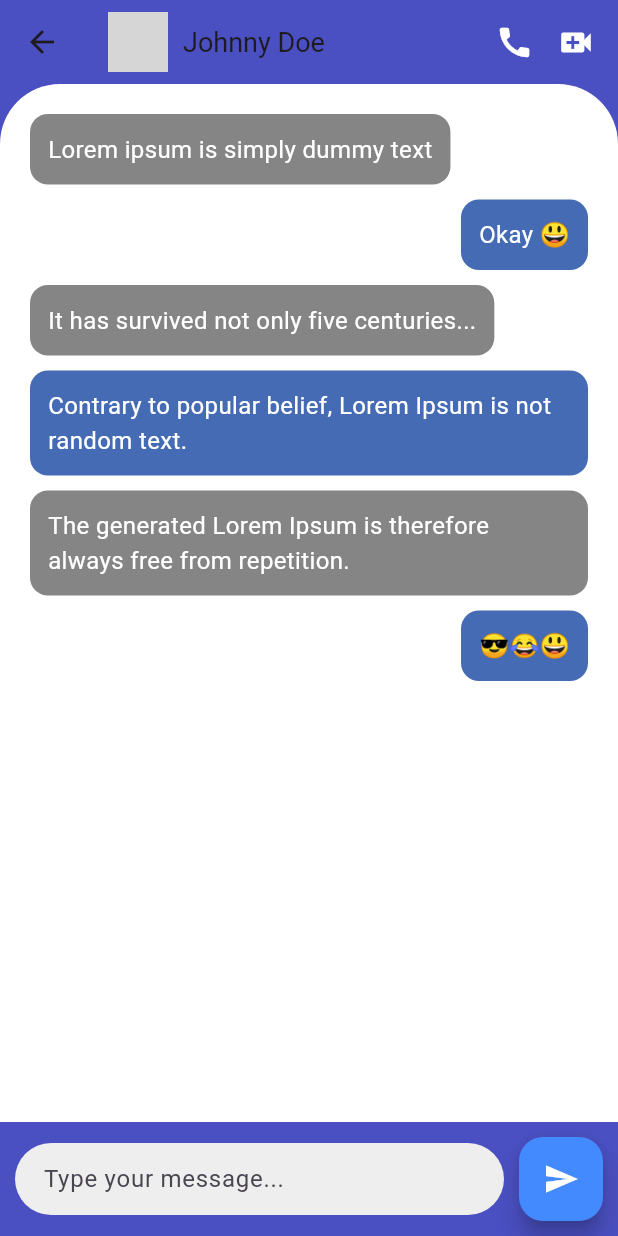
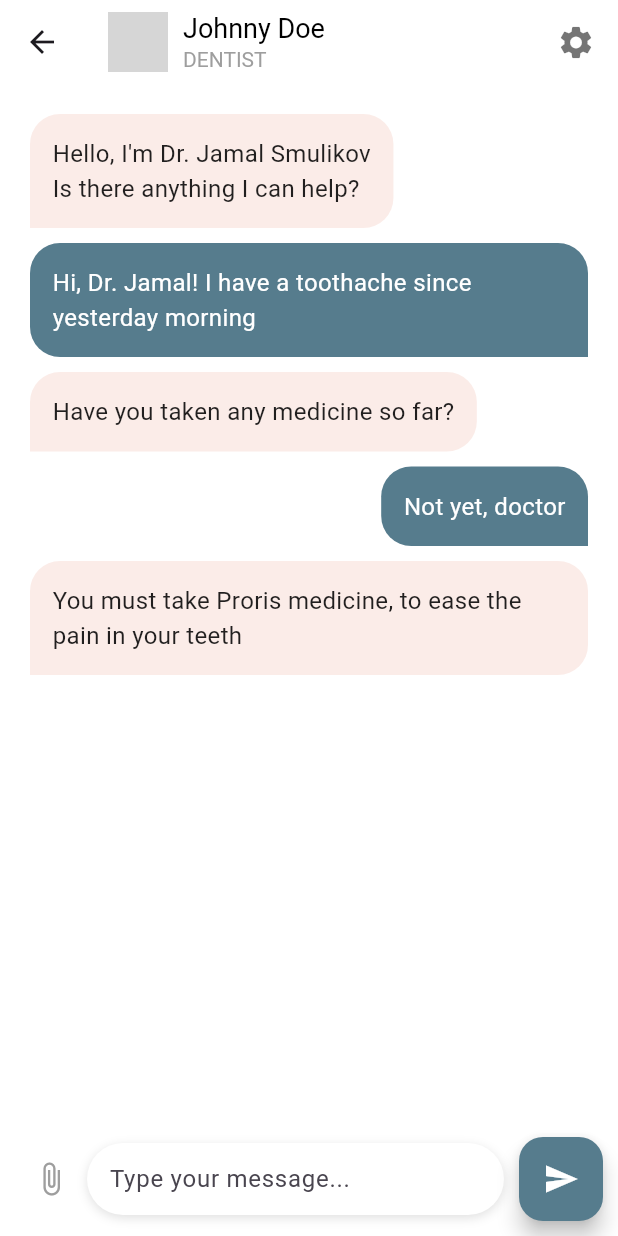
Before and after one commit to MiaadSaif/MuainChatApp, a Flutter app: the ChatsListScreen screen opened directly, after a tap on "Johnny Doe", on a phone screen of 412 x 824 dp. Run offline on Flutter 3.47's test engine with Material 3 defaults, Android fonts, the phone set to English and light mode, and no system bars; our stand-ins replace file_picker; grey boxes are pictures that could not be loaded.

Commit message:
update the UI

```diff
--- a/lib/chat_screen.dart
+++ b/lib/chat_screen.dart
@@ -1,4 +1,5 @@
 import 'package:flutter/material.dart';
+import 'package:file_picker/file_picker.dart';
 
 class ChatScreen extends StatefulWidget {
   final String name;
@@ -12,19 +13,20 @@ class ChatScreen extends StatefulWidget {
 
 class _ChatScreenState extends State<ChatScreen> {
   List<Map<String, String>> messages = [
-    {"text": "Lorem ipsum is simply dummy text", "sender": "other"},
-    {"text": "Okay 😃", "sender": "me"},
-    {"text": "It has survived not only five centuries...", "sender": "other"},
     {
-      "text": "Contrary to popular belief, Lorem Ipsum is not random text.",
+      "text": "Hello, I'm Dr. Jamal Smulikov\nIs there anything I can help?",
+      "sender": "other",
+    },
+    {
+      "text": "Hi, Dr. Jamal! I have a toothache since yesterday morning",
       "sender": "me",
     },
+    {"text": "Have you taken any medicine so far?", "sender": "other"},
+    {"text": "Not yet, doctor", "sender": "me"},
     {
-      "text":
-          "The generated Lorem Ipsum is therefore always free from repetition.",
+      "text": "You must take Proris medicine, to ease the pain in your teeth",
       "sender": "other",
     },
-    {"text": "😎😂😃", "sender": "me"},
   ];
 
   TextEditingController messageController = TextEditingController();
@@ -38,37 +40,78 @@ class _ChatScreenState extends State<ChatScreen> {
     }
   }
 
+  // Method to handle file attachment
+  Future<void> attachFile() async {
+    FilePickerResult? result = await FilePicker.platform.pickFiles();
+
+    if (result != null) {
+      // Handle web platform differently
+      if (result.files.single.bytes != null) {
+        // On web, access bytes property and add a placeholder file name
+        print("File selected: ${result.files.single.name}");
+        setState(() {
+          messages.add({
+            "text": "📎 File attached: ${result.files.single.name}",
+            "sender": "me",
+          });
+        });
+      } else if (result.files.single.path != null) {
+        // Handle non-web platforms (mobile/desktop)
+        String fileName = result.files.single.name;
+        print("File selected: $fileName");
+        setState(() {
+          messages.add({"text": "📎 File attached: $fileName", "sender": "me"});
+        });
+      }
+    } else {
+      print("File selection canceled or failed.");
+    }
+  }
+
   @override
   Widget build(BuildContext context) {
     return Scaffold(
-      backgroundColor: Color(0xFF4A4FC1),
+      backgroundColor: Colors.white,
       appBar: AppBar(
-        backgroundColor: Color(0xFF4A4FC1),
+        backgroundColor: Colors.white,
+        elevation: 0,
         title: Row(
           children: [
-            CircleAvatar(backgroundImage: AssetImage(widget.avatar)),
+            CircleAvatar(
+              backgroundImage: AssetImage(widget.avatar),
+              radius: 20,
+            ),
             SizedBox(width: 10),
-            Text(widget.name, style: TextStyle(fontSize: 18)),
+            Column(
+              crossAxisAlignment: CrossAxisAlignment.start,
+              children: [
+                Text(
+                  widget.name,
+                  style: TextStyle(fontSize: 18, color: Colors.black),
+                ),
+                Text(
+                  "DENTIST",
+                  style: TextStyle(fontSize: 14, color: Colors.grey),
+                ),
+              ],
+            ),
           ],
         ),
         actions: [
-          Icon(Icons.call, size: 26, color: Colors.white),
-          SizedBox(width: 15),
-          Icon(Icons.video_call, size: 26, color: Colors.white),
+          Icon(Icons.settings, size: 26, color: Colors.black54),
           SizedBox(width: 15),
         ],
       ),
       body: Column(
         children: [
-          // Chat Messages
           Expanded(
             child: Container(
               padding: EdgeInsets.symmetric(horizontal: 10, vertical: 15),
               decoration: BoxDecoration(
                 color: Colors.white,
                 borderRadius: BorderRadius.only(
-                  topLeft: Radius.circular(40),
-                  topRight: Radius.circular(40),
+                  topLeft: Radius.circular(30),
+                  topRight: Radius.circular(30),
                 ),
               ),
               child: ListView.builder(
@@ -80,17 +123,27 @@ class _ChatScreenState extends State<ChatScreen> {
                         isMe ? Alignment.centerRight : Alignment.centerLeft,
                     child: Container(
                       margin: EdgeInsets.symmetric(vertical: 5, horizontal: 10),
-                      padding: EdgeInsets.all(12),
+                      padding: EdgeInsets.all(15),
                       decoration: BoxDecoration(
                         color:
                             isMe
-                                ? Color.fromARGB(255, 68, 107, 180)
-                                : const Color.fromARGB(255, 133, 133, 133),
-                        borderRadius: BorderRadius.circular(12),
+                                ? Color(0xFF567C8D)
+                                : Color.fromARGB(255, 251, 236, 232),
+                        borderRadius: BorderRadius.only(
+                          topLeft: Radius.circular(20),
+                          topRight: Radius.circular(20),
+                          bottomLeft:
+                              isMe ? Radius.circular(20) : Radius.circular(0),
+                          bottomRight:
+                              isMe ? Radius.circular(0) : Radius.circular(20),
+                        ),
                       ),
                       child: Text(
                         messages[index]["text"]!,
-                        style: TextStyle(fontSize: 16, color: Colors.white),
+                        style: TextStyle(
+                          fontSize: 16,
+                          color: isMe ? Colors.white : Colors.black87,
+                        ),
                       ),
                     ),
                   );
@@ -98,32 +151,43 @@ class _ChatScreenState extends State<ChatScreen> {
               ),
             ),
           ),
-
-          // Input Field
           Padding(
             padding: const EdgeInsets.all(10.0),
             child: Row(
               children: [
+                IconButton(
+                  icon: Icon(Icons.attach_file),
+                  onPressed: attachFile,
+                  color: Colors.grey,
+                ),
                 Expanded(
-                  child: TextField(
-                    controller: messageController,
-                    decoration: InputDecoration(
-                      hintText: "Type your message...",
-                      filled: true,
-                      fillColor: Colors.grey[200],
-                      border: OutlineInputBorder(
-                        borderRadius: BorderRadius.circular(30),
-                        borderSide: BorderSide.none,
+                  child: Container(
+                    padding: EdgeInsets.symmetric(horizontal: 15),
+                    decoration: BoxDecoration(
+                      color: Colors.white,
+                      borderRadius: BorderRadius.circular(30),
+                      boxShadow: [
+                        BoxShadow(
+                          color: Colors.grey.shade300,
+                          blurRadius: 5,
+                          offset: Offset(0, 2),
+                        ),
+                      ],
+                    ),
+                    child: TextField(
+                      controller: messageController,
+                      decoration: InputDecoration(
+                        hintText: "Type your message...",
+                        border: InputBorder.none,
                       ),
-                      contentPadding: EdgeInsets.symmetric(horizontal: 15),
                     ),
                   ),
                 ),
                 SizedBox(width: 10),
                 FloatingActionButton(
                   onPressed: sendMessage,
+                  backgroundColor: Color(0xFF567C8D),
                   child: Icon(Icons.send, color: Colors.white),
-                  backgroundColor: Colors.blueAccent,
                 ),
               ],
             ),
--- a/lib/chats_list_screen.dart
+++ b/lib/chats_list_screen.dart
@@ -1,8 +1,13 @@
 import 'package:flutter/material.dart';
 import 'chat_screen.dart';
 
-class ChatsListScreen extends StatelessWidget {
-  final List<Map<String, String>> chats = [
+class ChatsListScreen extends StatefulWidget {
+  @override
+  _ChatsListScreenState createState() => _ChatsListScreenState();
+}
+
+class _ChatsListScreenState extends State<ChatsListScreen> {
+  List<Map<String, String>> chats = [
     {
       "name": "Johnny Doe",
       "message": "Lorem ipsum is simply...",
@@ -41,69 +46,151 @@ class ChatsListScreen extends StatelessWidget {
     },
   ];
 
+  List<Map<String, String>> filteredChats = []; // For search results
+  TextEditingController searchController = TextEditingController();
+
+  @override
+  void initState() {
+    super.initState();
+    filteredChats = chats; // Initialize filteredChats with all chats
+  }
+
+  void filterChats(String query) {
+    setState(() {
+      if (query.isEmpty) {
+        filteredChats = chats; // Show all chats if query is empty
+      } else {
+        filteredChats =
+            chats
+                .where(
+                  (chat) =>
+                      chat["name"]!.toLowerCase().contains(query.toLowerCase()),
+                )
+                .toList();
+      }
+    });
+  }
+
   @override
   Widget build(BuildContext context) {
     return Scaffold(
-      backgroundColor: Colors.white,
+      backgroundColor: Color(0xFF567C8D),
+
+      bottomNavigationBar: BottomNavigationBar(
+        backgroundColor: const Color.fromARGB(255, 241, 240, 240),
+        elevation: 5,
+        selectedItemColor: Color(0xFF4169E1),
+        unselectedItemColor: Colors.grey,
+        showSelectedLabels: false,
+        showUnselectedLabels: false,
+        items: const [
+          BottomNavigationBarItem(icon: Icon(Icons.home), label: "Home"),
+          BottomNavigationBarItem(icon: Icon(Icons.message), label: "Messages"),
+          BottomNavigationBarItem(icon: Icon(Icons.person), label: "Profile"),
+        ],
+      ),
       body: Column(
+        crossAxisAlignment: CrossAxisAlignment.start,
         children: [
           Padding(
-            padding: EdgeInsets.only(top: 50, left: 20, right: 20, bottom: 20),
+            padding: EdgeInsets.symmetric(vertical: 40, horizontal: 20),
             child: Row(
-              mainAxisAlignment: MainAxisAlignment.center, // Center content
+              mainAxisAlignment: MainAxisAlignment.spaceBetween,
               children: [
-                Expanded(
-                  child: Center(child: Image.asset("moeen1.png", height: 60)),
+                Column(
+                  crossAxisAlignment: CrossAxisAlignment.start,
+                  children: [
+                    Text(
+                      "Hi, Jared!",
+                      style: TextStyle(
+                        fontSize: 24,
+                        fontWeight: FontWeight.bold,
+                        color: Color(0xFF3E4C5E),
+                      ),
+                    ),
+                    Text(
+                      "23 Jan, 2021",
+                      style: TextStyle(color: Colors.grey, fontSize: 14),
+                    ),
+                  ],
                 ),
-                Icon(Icons.search, color: Colors.white, size: 28),
+                Icon(Icons.notifications, color: Colors.grey, size: 28),
               ],
             ),
           ),
 
+          // Search Bar
+          Padding(
+            padding: EdgeInsets.symmetric(horizontal: 20),
+            child: Container(
+              padding: EdgeInsets.symmetric(horizontal: 15),
+              decoration: BoxDecoration(
+                color: Colors.white,
+                borderRadius: BorderRadius.circular(20),
+                boxShadow: [
+                  BoxShadow(
+                    color: Colors.grey.withOpacity(0.2),
+                    blurRadius: 10,
+                    spreadRadius: 2,
+                  ),
+                ],
+              ),
+              child: TextField(
+                controller: searchController,
+                onChanged: filterChats, // Call filter function on input change
+                decoration: InputDecoration(
+                  border: InputBorder.none,
+                  hintText: "Search",
+                  icon: Icon(Icons.search, color: Colors.grey),
+                ),
+              ),
+            ),
+          ),
+
+          SizedBox(height: 20),
+
           // Chats List
           Expanded(
-            child: Container(
-              decoration: BoxDecoration(
-                color: Color.fromARGB(255, 68, 107, 180),
-                borderRadius: BorderRadius.only(
-                  topLeft: Radius.circular(40),
-                  topRight: Radius.circular(40),
-                ),
-              ),
-              child: ListView.builder(
-                itemCount: chats.length,
-                padding: EdgeInsets.only(top: 20),
-                itemBuilder: (context, index) {
-                  var chat = chats[index];
-                  return ListTile(
-                    contentPadding: EdgeInsets.symmetric(
-                      horizontal: 20,
-                      vertical: 10,
-                    ),
+            child: ListView.builder(
+              itemCount: filteredChats.length,
+              padding: EdgeInsets.symmetric(horizontal: 20),
+              itemBuilder: (context, index) {
+                var chat = filteredChats[index];
+                return Container(
+                  margin: EdgeInsets.only(bottom: 15),
+                  padding: EdgeInsets.all(10),
+                  decoration: BoxDecoration(
+                    color: Colors.white,
+                    borderRadius: BorderRadius.circular(20),
+                    boxShadow: [
+                      BoxShadow(
+                        color: Colors.grey.withOpacity(0.2),
+                        blurRadius: 10,
+                        spreadRadius: 2,
+                      ),
+                    ],
+                  ),
+                  child: ListTile(
                     leading: CircleAvatar(
-                      radius: 20,
+                      radius: 25,
                       backgroundImage: AssetImage(chat["avatar"]!),
                     ),
                     title: Text(
                       chat["name"]!,
                       style: TextStyle(
+                        fontWeight: FontWeight.bold,
                         fontSize: 16,
-                        fontWeight: FontWeight.bold,
                       ),
                     ),
                     subtitle: Text(
                       chat["message"]!,
-                      style: TextStyle(
-                        fontSize: 10,
-                        color: const Color.fromARGB(255, 255, 255, 255),
-                      ),
+                      maxLines: 1,
+                      overflow: TextOverflow.ellipsis,
+                      style: TextStyle(color: Colors.grey, fontSize: 14),
                     ),
                     trailing: Text(
                       chat["time"]!,
-                      style: TextStyle(
-                        color: const Color.fromARGB(255, 255, 255, 255),
-                        fontSize: 14,
-                      ),
+                      style: TextStyle(color: Colors.grey, fontSize: 12),
                     ),
                     onTap: () {
                       Navigator.push(
@@ -115,9 +202,9 @@ class ChatsListScreen extends StatelessWidget {
                         ),
                       );
                     },
-                  );
-                },
-              ),
+                  ),
+                );
+              },
             ),
           ),
         ],
--- a/pubspec.yaml
+++ b/pubspec.yaml
@@ -37,6 +37,7 @@ dependencies:
   cupertino_icons: ^1.0.8
   http: ^1.3.0
   intl: ^0.20.2
+  file_picker: ^5.2.2
 
 dev_dependencies:
   flutter_test:
```
Also changed, not shown: lib/login_screen.dart (added, +151 -0 lines), lib/main.dart (+9 -4 lines), pubspec.lock.
